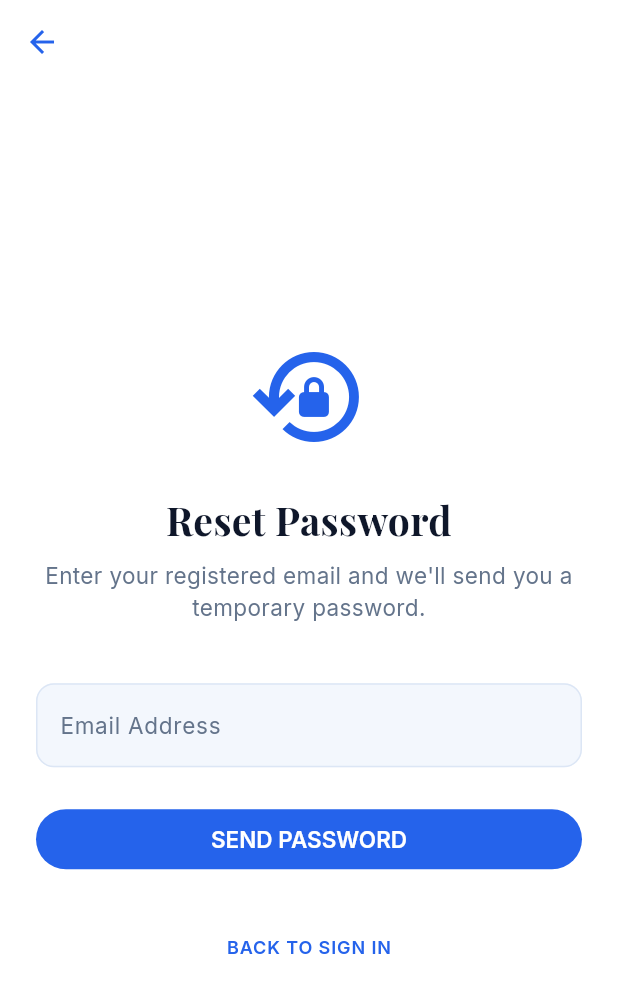
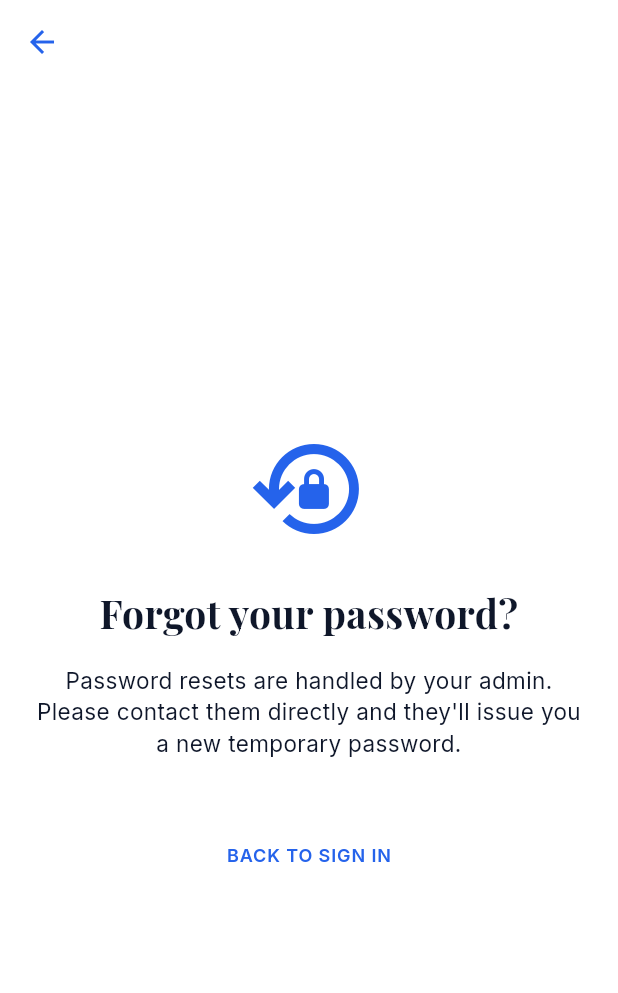
Before and after one commit to jome11/Robox, a Flutter app: the ForgotPasswordScreen screen opened by its route, on a phone screen of 412 x 824 dp. Shown: the top 993 px of the screen. Run offline on Flutter 3.47's test engine with Material 3 defaults, Android fonts, the phone set to English and light mode, and no system bars; our stand-ins replace equatable, file_picker, fl_chart, flutter_bloc, flutter_secure_storage, go_router and 1 more; missing offline and left inert: excel; accounts and stored records are empty.

```diff
--- a/lib/data/repositories/admin_repository.dart
+++ b/lib/data/repositories/admin_repository.dart
@@ -98,7 +98,7 @@ class AdminRepositoryImpl implements AdminRepository {
   Future<String> resetWorkerPassword(String workerId) async {
     final headers = await _authHeaders();
     final response = await http.post(
-      Uri.parse('${ApiConstants.baseUrl}/admin/workers/$workerId/reset-password'),
+      Uri.parse('${ApiConstants.baseUrl}/admin/users/$workerId/reset-password'),
       headers: headers,
     );
 
@@ -114,7 +114,7 @@ class AdminRepositoryImpl implements AdminRepository {
   Future<void> deactivateWorker(String workerId) async {
     final headers = await _authHeaders();
     final response = await http.post(
-      Uri.parse('${ApiConstants.baseUrl}/admin/workers/$workerId/deactivate'),
+      Uri.parse('${ApiConstants.baseUrl}/admin/users/$workerId/deactivate'),
       headers: headers,
     );
 
--- a/lib/features/auth/view/forgot_password_screen.dart
+++ b/lib/features/auth/view/forgot_password_screen.dart
@@ -13,49 +13,6 @@ class ForgotPasswordScreen extends StatefulWidget {
 }
 
 class _ForgotPasswordScreenState extends State<ForgotPasswordScreen> {
-  final _emailController = TextEditingController();
-  final _authRepository = AuthRepositoryImpl();
-  bool _isLoading = false;
-  String? _successMessage;
-  String? _errorMessage;
-
-  Future<void> _submitRequest() async {
-    final email = _emailController.text.trim();
-    if (email.isEmpty) {
-      setState(() => _errorMessage = 'Please enter your email address');
-      return;
-    }
-
-    setState(() {
-      _isLoading = true;
-      _errorMessage = null;
-      _successMessage = null;
-    });
-
-    try {
-      await _authRepository.forgotPassword(email);
-      setState(() {
-        _successMessage = 'A temporary password has been sent to your email.';
-        _isLoading = false;
-      });
-    } catch (e) {
-      setState(() {
-        if (e.toString().contains('USER_NOT_FOUND')) {
-          _errorMessage = 'No account found with this email.';
-        } else {
-          _errorMessage = 'Failed to request reset. Please check your connection.';
-        }
-        _isLoading = false;
-      });
-    }
-  }
-
-  @override
-  void dispose() {
-    _emailController.dispose();
-    super.dispose();
-  }
-
   @override
   Widget build(BuildContext context) {
     return Scaffold(
@@ -81,44 +38,17 @@ class _ForgotPasswordScreenState extends State<ForgotPasswordScreen> {
               ),
               const SizedBox(height: 24),
               Text(
-                'Reset Password',
+                'Forgot your password?',
                 textAlign: TextAlign.center,
                 style: AppTextStyles.headline,
               ),
-              const SizedBox(height: 8),
+              const SizedBox(height: 16),
               Text(
-                'Enter your registered email and we\'ll send you a temporary password.',
+                'Password resets are handled by your admin. Please contact them directly and they\'ll issue you a new temporary password.',
                 textAlign: TextAlign.center,
-                style: AppTextStyles.body.copyWith(color: AppColors.textMuted),
+                style: AppTextStyles.body,
               ),
               const SizedBox(height: 40),
-              TextField(
-                controller: _emailController,
-                decoration: InputDecoration(
-                  labelText: 'Email Address',
-                  border: const OutlineInputBorder(),
-                  errorText: _errorMessage,
-                ),
-                keyboardType: TextInputType.emailAddress,
-              ),
-              const SizedBox(height: 24),
-              if (_successMessage != null)
-                Padding(
-                  padding: const EdgeInsets.only(bottom: 24),
-                  child: Text(
-                    _successMessage!,
-                    textAlign: TextAlign.center,
-                    style: AppTextStyles.body.copyWith(color: Colors.green),
-                  ),
-                ),
-              if (_isLoading)
-                const Center(child: CircularProgressIndicator())
-              else
-                RoboxButton(
-                  label: 'SEND PASSWORD',
-                  onPressed: _submitRequest,
-                ),
-              const SizedBox(height: 24),
               TextButton(
                 onPressed: () => context.go('/login'),
                 child: Text(
```
Also changed, not shown: lib/data/repositories/auth_repository.dart (+1 -26 lines).
